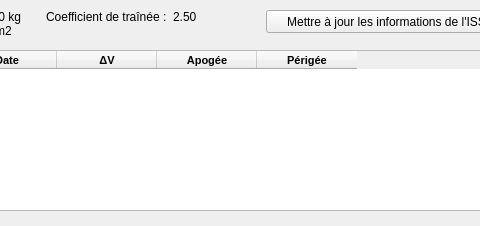
This is src/interface/onglets/donnees/informationsiss.ui in mconsidine/previsat_archive as Qt 5 draws it before an edit; both pictures show x 154 to 634 and y 0 to 226 of the 792 by 226 pixel window. The edited form follows.
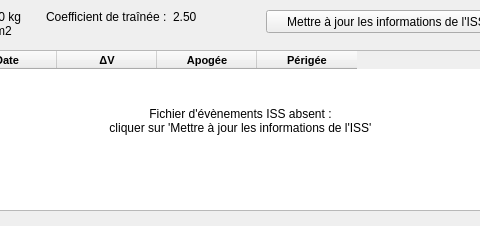
This is the edited form.

```diff
--- a/src/interface/onglets/donnees/informationsiss.ui
+++ b/src/interface/onglets/donnees/informationsiss.ui
@@ -193,6 +193,23 @@
     </item>
    </layout>
   </widget>
+  <widget class="QLabel" name="lbl_evenementsISS">
+   <property name="geometry">
+    <rect>
+     <x>9</x>
+     <y>100</y>
+     <width>771</width>
+     <height>41</height>
+    </rect>
+   </property>
+   <property name="text">
+    <string>Fichier d'évènements ISS absent :
+cliquer sur 'Mettre à jour les informations de l'ISS'</string>
+   </property>
+   <property name="alignment">
+    <set>Qt::AlignCenter</set>
+   </property>
+  </widget>
  </widget>
  <resources/>
  <connections/>
```
